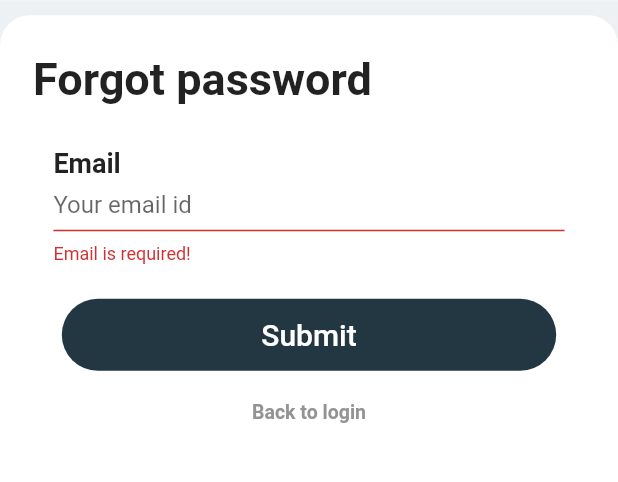
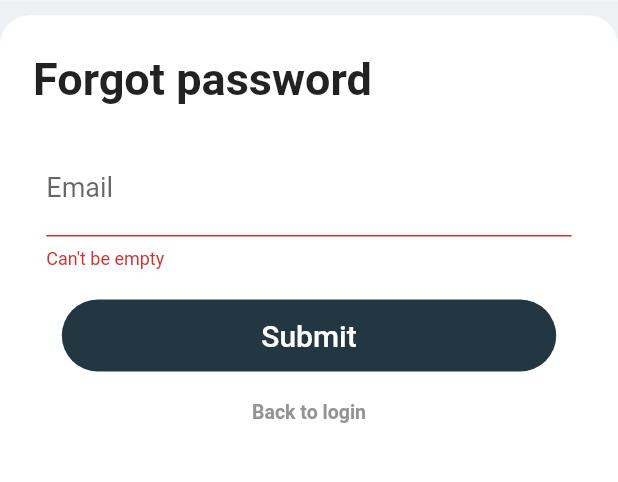
Before and after one commit to SystemIntegration/Flutter-Auth-Template, a Flutter app: the ForgetPasswordPage screen opened directly, after a tap on "Submit", on a phone screen of 412 x 824 dp, the part 247-729 px from its top. Run offline on Flutter 3.47's test engine with Material 2 defaults, Android fonts, the light colour scheme and no system bars; our stand-ins replace email_validator, image_picker; Roboto replaces fonts that are missing (NotoSerif).

Commit message:
ForgotPassword screen in textFormField used insted of CustomFileld.

```diff
--- a/lib/components/HomeScreen.dart
+++ b/lib/components/HomeScreen.dart
@@ -16,6 +16,7 @@ class _HomeScreenState extends State<HomeScreen> {
     return Scaffold(
         appBar: AppBar(
           title: Text('Home Page'),
+           automaticallyImplyLeading: false,
         ),
         body: Center(
           child: Column(
@@ -40,7 +41,7 @@ class _HomeScreenState extends State<HomeScreen> {
               Padding(
                   padding: EdgeInsets.all(8.0),
                   child:
-                      Text('UserName :${widget.name}', style: TextStyle(fontSize: 20)))
+                      Text('Hello :${widget.name}', style: TextStyle(fontSize: 20)))
             ],
           ),
         ));
--- a/lib/components/forget_password_page.dart
+++ b/lib/components/forget_password_page.dart
@@ -24,9 +24,12 @@ class ForgetPasswordPage extends StatefulWidget {
 
 class _ForgetPasswordPageState extends State<ForgetPasswordPage> {
   final _forgetPasswordFormKey = GlobalKey<FormState>();
+  final emailTextFieldController = TextEditingController();
 
   @override
   Widget build(BuildContext context) {
+        Size size = MediaQuery.of(context).size;
+
     return SafeArea(
       child: Scaffold(
         backgroundColor: const Color(0xffEEF1F3),
@@ -50,19 +53,48 @@ class _ForgetPasswordPageState extends State<ForgetPasswordPage> {
                         const PageHeading(
                           title: 'Forgot password',
                         ),
-                        CustomInputField(
-                            labelText: 'Email',
-                            hintText: 'Your email id',
-                            isDense: true,
-                            validator: (textValue) {
-                              if (textValue == null || textValue.isEmpty) {
-                                return 'Email is required!';
-                              }
-                              if (!EmailValidator.validate(textValue)) {
-                                return 'Please enter a valid email';
-                              }
-                              return null;
-                            }),
+                        // CustomInputField(
+                        //     labelText: 'Email',
+                        //     hintText: 'Your email id',
+                        //     isDense: true,
+                        //     validator: (textValue) {
+                        //       if (textValue == null || textValue.isEmpty) {
+                        //         return 'Email is required!';
+                        //       }
+                        //       if (!EmailValidator.validate(textValue)) {
+                        //         return 'Please enter a valid email';
+                        //       }
+                        //                 print('Emailvalue--------++++${textValue}');
+
+                        //       return null;
+                        //     }
+                        //     ),
+
+                          Container(
+                            width: size.width * 0.85,
+                            child:  TextFormField(
+
+                          controller: emailTextFieldController,
+                          style: const TextStyle(fontSize: 18),
+                          keyboardType: TextInputType.emailAddress,
+                          decoration: const InputDecoration(
+                            //border: OutlineInputBorder(),
+                            labelText: "Email",
+                           // prefixIcon: Icon(Icons.email),
+                            hintText: "Enter your email ID",
+                          ),
+                          validator: (text) {
+                            if (text == null || text.isEmpty) {
+                              return 'Can\'t be empty';
+                            }
+
+                            if (!EmailValidator.validate(text)) {
+                              return 'Please enter a valid email';
+                            }
+                            return null;
+                          },
+                        ),
+                          ),
                         const SizedBox(
                           height: 20,
                         ),
@@ -111,5 +143,7 @@ class _ForgetPasswordPageState extends State<ForgetPasswordPage> {
         const SnackBar(content: Text('Submitting data..')),
       );
     }
+
+    print('Second text field: ${emailTextFieldController.text}');
   }
 }
```
Also changed, not shown: assets/images/friendship.png (deleted).
